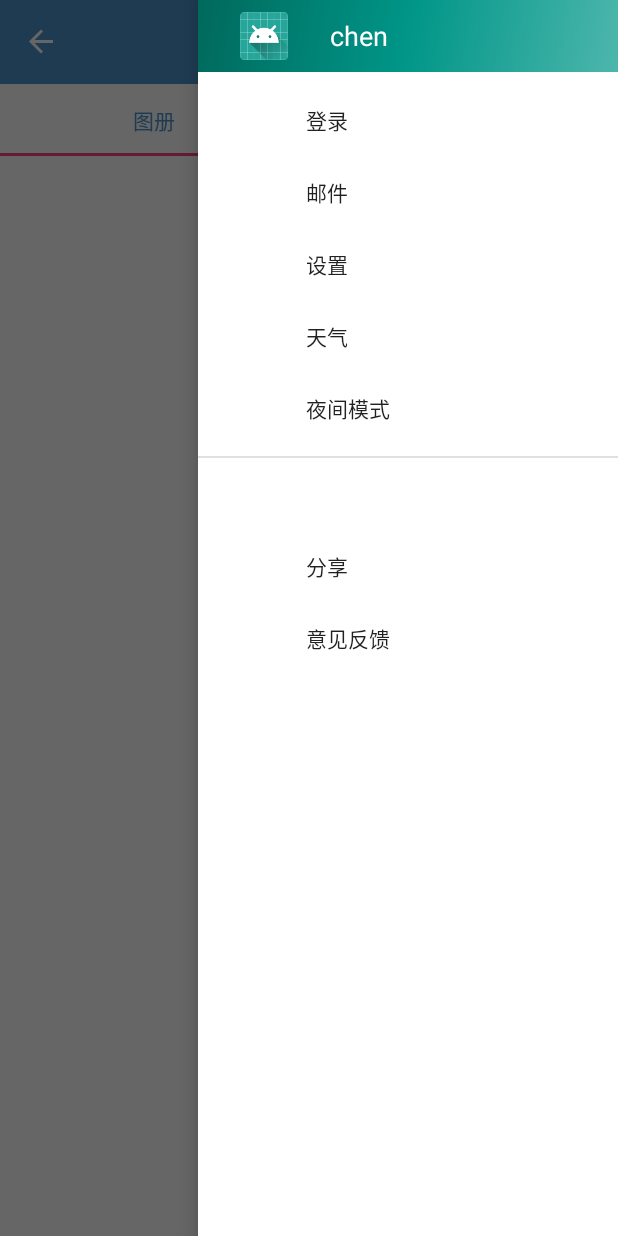
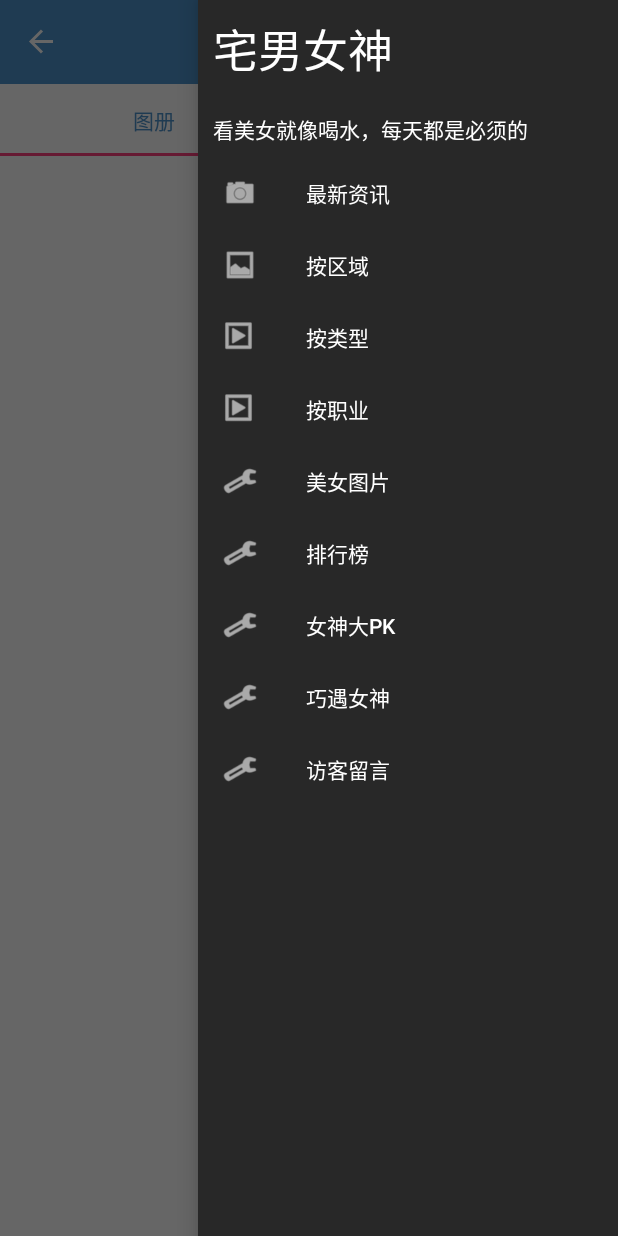
Before and after one commit to luckkiss/zhuitusq, an Android app: the screen it shows after launch (MainActivity), after a tap on "other", on a phone screen of 412 x 824 dp. Run offline under Robolectric (Android 15) with nearby library versions, the phone set to English and light mode, and no system bars; our stand-ins replace RxJava; libraries missing offline, so code that uses them is left out: com.gyf.barlibrary, com.scwang.smartrefresh; 8 statements that could not run were skipped.

Commit message:
修改右侧菜单

```diff
--- a/client/app/src/main/res/layout/activity_main.xml
+++ b/client/app/src/main/res/layout/activity_main.xml
@@ -24,7 +24,10 @@
         android:layout_height="match_parent"
         android:layout_gravity="end"
         android:fitsSystemWindows="true"
+        android:background="@color/black"
         app:headerLayout="@layout/nav_server_header_main"
-        app:menu="@menu/activity_setting_drawer" />
+        app:menu="@menu/activity_right_drawer"
+        app:itemTextColor="@color/colorTitle"
+        app:itemIconTint="@color/colorTitle" />
 
 </android.support.v4.widget.DrawerLayout>
--- a/client/app/src/main/res/layout/nav_server_header_main.xml
+++ b/client/app/src/main/res/layout/nav_server_header_main.xml
@@ -1,34 +1,25 @@
 <?xml version="1.0" encoding="utf-8"?>
 <LinearLayout xmlns:android="http://schemas.android.com/apk/res/android"
     android:layout_width="match_parent"
-    android:layout_height="wrap_content"
-    android:orientation="vertical">
-
-    <LinearLayout
-        android:orientation="horizontal"
-        android:layout_width="match_parent"
-        android:layout_height="48dp"
-        android:showDividers="end"
-        android:divider="@drawable/bottom_line"
-        android:background="@drawable/side_nav_bar"
-        android:gravity="center_vertical">
-
-        <ImageView
-            android:layout_width="wrap_content"
-            android:layout_height="wrap_content"
-            android:src="@mipmap/ic_launcher"
-            android:layout_margin="8dp" />
-        <TextView
-            android:layout_width="wrap_content"
-            android:layout_height="wrap_content"
-            android:textAppearance="?android:attr/textAppearanceMedium"
-            android:text="chen"
-            android:textColor="@color/colorTitle" />
-    </LinearLayout>
-    <ListView
-        android:id="@+id/lv_servers"
-        android:layout_width="match_parent"
-        android:layout_height="wrap_content">
-    </ListView>
-
+    android:layout_height="match_parent"
+    android:gravity="left"
+    android:orientation="vertical"
+    >
+    <TextView
+        android:id="@+id/txt_right_title"
+        android:layout_width="wrap_content"
+        android:layout_height="wrap_content"
+        android:layout_marginTop="10dp"
+        android:layout_marginLeft="10dp"
+        android:textSize="30sp"
+        android:text="宅男女神"
+        android:textColor="@color/colorTitle"/>
+    <TextView
+        android:id="@+id/tv_user_name"
+        android:layout_width="wrap_content"
+        android:layout_height="wrap_content"
+        android:layout_marginTop="20dp"
+        android:layout_marginLeft="10dp"
+        android:text="看美女就像喝水，每天都是必须的"
+        android:textColor="@color/colorTitle"/>
 </LinearLayout>
--- /dev/null
+++ b/client/app/src/main/res/menu/activity_right_drawer.xml
@@ -0,0 +1,44 @@
+<?xml version="1.0" encoding="utf-8"?>
+<menu xmlns:android="http://schemas.android.com/apk/res/android"
+    xmlns:tools="http://schemas.android.com/tools"
+    tools:showIn="navigation_view">
+
+    <group android:checkableBehavior="single">
+        <item
+            android:id="@+id/nav_news"
+            android:icon="@drawable/ic_menu_camera"
+            android:title="最新资讯" />
+        <item
+            android:id="@+id/nav_area"
+            android:icon="@drawable/ic_menu_gallery"
+            android:title="按区域" />
+        <item
+            android:id="@+id/nav_type"
+            android:icon="@drawable/ic_menu_slideshow"
+            android:title="按类型" />
+        <item
+            android:id="@+id/nav_job"
+            android:icon="@drawable/ic_menu_slideshow"
+            android:title="按职业" />
+        <item
+            android:id="@+id/nav_girl"
+            android:icon="@drawable/ic_menu_manage"
+            android:title="美女图片" />
+        <item
+            android:id="@+id/nav_rank"
+            android:icon="@drawable/ic_menu_manage"
+            android:title="排行榜" />
+        <item
+            android:id="@+id/nav_pk"
+            android:icon="@drawable/ic_menu_manage"
+            android:title="女神大PK" />
+        <item
+            android:id="@+id/nav_random"
+            android:icon="@drawable/ic_menu_manage"
+            android:title="巧遇女神" />
+        <item
+            android:id="@+id/nav_guestbook"
+            android:icon="@drawable/ic_menu_manage"
+            android:title="访客留言" />
+    </group>
+</menu>
--- a/client/app/src/main/res/menu/activity_setting_drawer.xml
+++ b/client/app/src/main/res/menu/activity_setting_drawer.xml
@@ -36,6 +36,11 @@
                 android:id="@+id/nav_send"
                 android:icon="@drawable/ic_menu_send"
                 android:title="意见反馈" />
+            <item
+                android:id="@+id/nav_reward"
+                android:icon="@drawable/ic_menu_share"
+                android:title="打赏" />
+
         </menu>
     </item>
 </menu>
```
